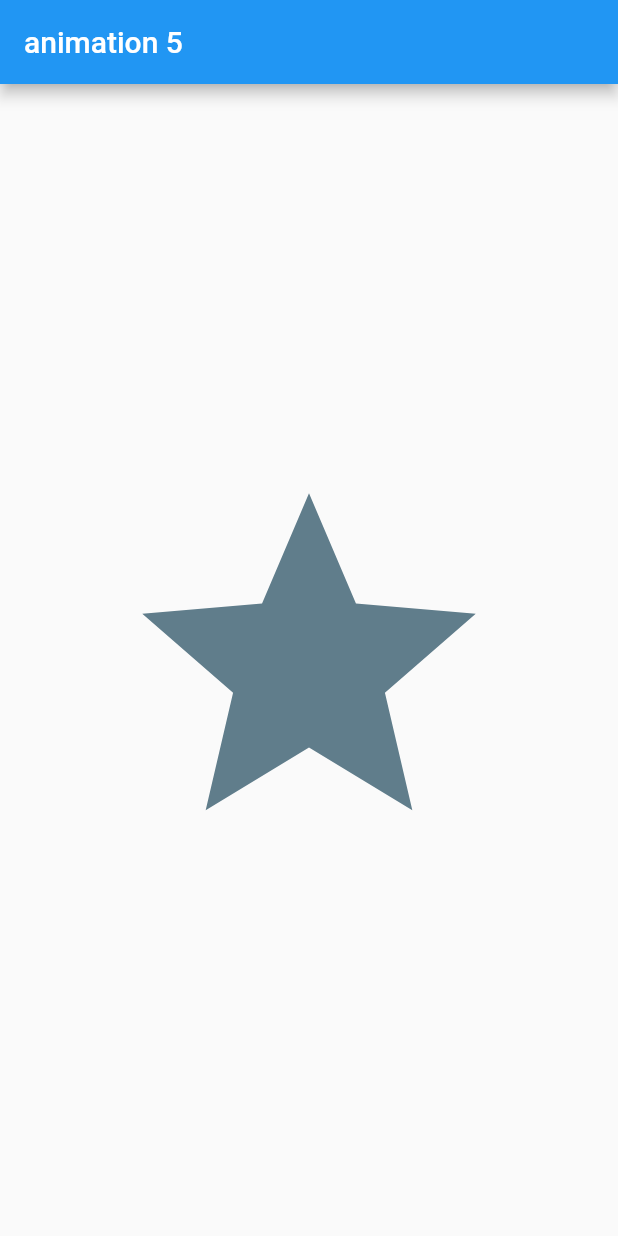
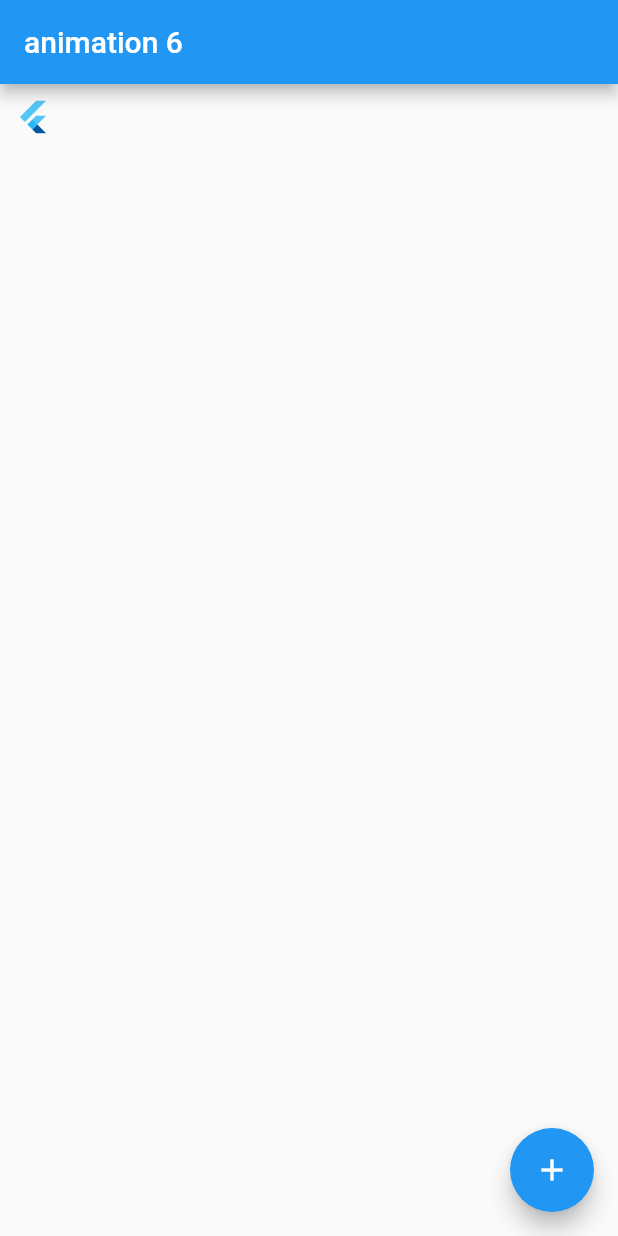
Before and after one commit to huhx/flutter_learn, a Flutter app: the screen it shows after launch, on a phone screen of 412 x 824 dp. Run offline on Flutter 3.47's test engine with Material 2 defaults, Android fonts, the phone set to English and light mode, and no system bars.

```diff
--- /dev/null
+++ b/lib/day_1/animation_6.dart
@@ -0,0 +1,39 @@
+import 'package:flutter/material.dart';
+
+class AnimationTest6 extends StatefulWidget {
+  const AnimationTest6({super.key});
+
+  @override
+  State<AnimationTest6> createState() => _AnimationTest6State();
+}
+
+class _AnimationTest6State extends State<AnimationTest6> {
+  double top = 10;
+  double left = 10;
+
+  @override
+  Widget build(BuildContext context) {
+    return Scaffold(
+      appBar: AppBar(title: const Text("animation 6")),
+      body: Stack(
+        children: [
+          AnimatedPositioned(
+            top: top,
+            left: left,
+            duration: const Duration(seconds: 3),
+            child: const FlutterLogo(),
+          ),
+        ],
+      ),
+      floatingActionButton: FloatingActionButton(
+        onPressed: () {
+          setState(() {
+            top = top == 10 ? 200 : 10;
+            left = left == 10 ? 200 : 10;
+          });
+        },
+        child: const Icon(Icons.add),
+      ),
+    );
+  }
+}
--- a/lib/main.dart
+++ b/lib/main.dart
@@ -1,6 +1,6 @@
 import 'package:flutter/material.dart';
 
-import 'day_1/animation_5.dart';
+import 'day_1/animation_6.dart';
 
 void main() {
   runApp(const MyApp());
@@ -16,7 +16,7 @@ class MyApp extends StatelessWidget {
       theme: ThemeData(
         primarySwatch: Colors.blue,
       ),
-      home: const AnimationTest5(),
+      home: const AnimationTest6(),
     );
   }
 }
```
